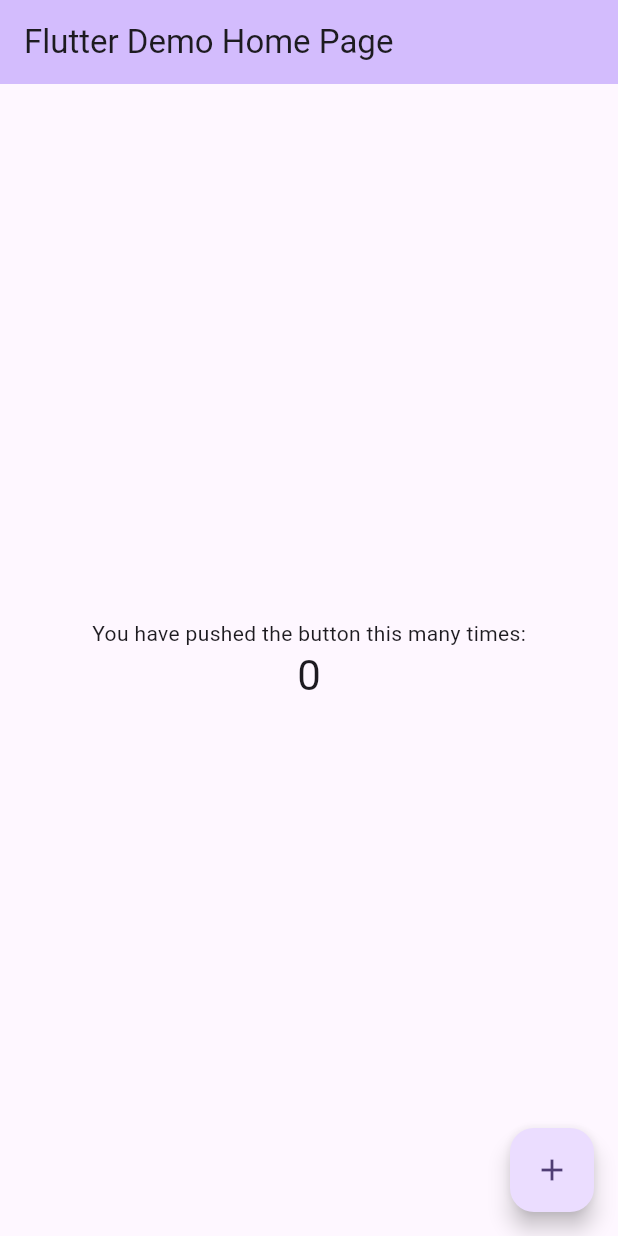
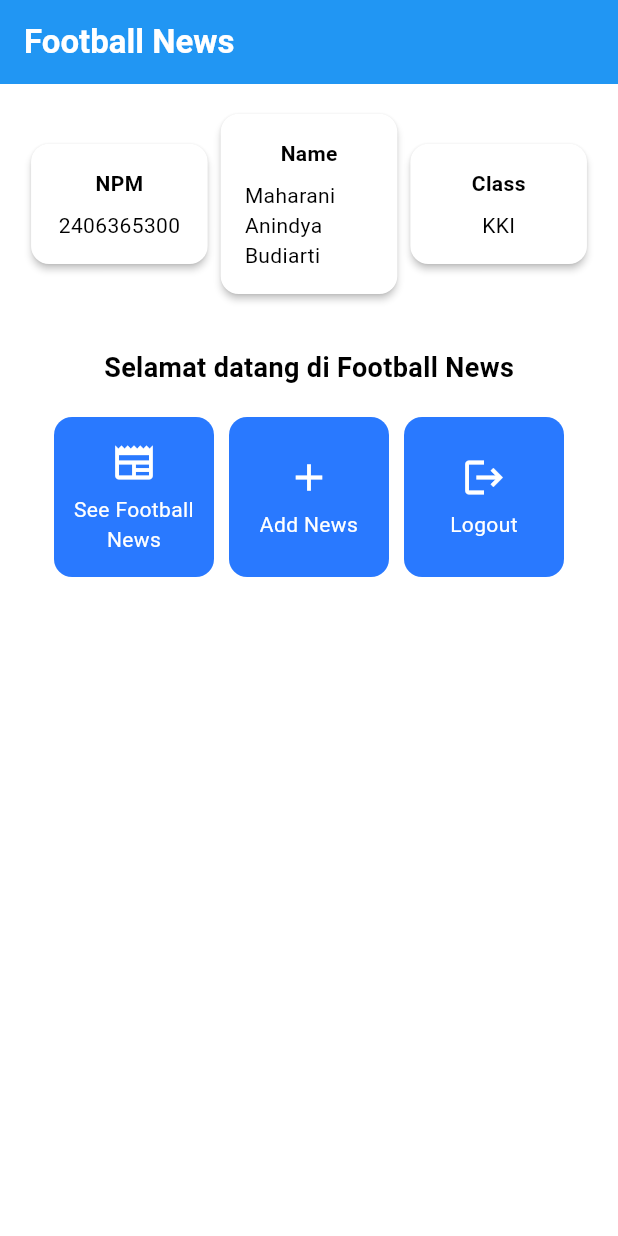
Before and after one commit to maharanianindya/football-news-mobile, a Flutter app: the screen it shows after launch, on a phone screen of 412 x 824 dp. Run offline on Flutter 3.47's test engine with Material 3 defaults, Android fonts, the phone set to English and light mode, and no system bars.

Commit message:
tutorial 6

```diff
--- a/lib/main.dart
+++ b/lib/main.dart
@@ -1,4 +1,5 @@
 import 'package:flutter/material.dart';
+import 'package:football_news/menu.dart';
 
 void main() {
   runApp(const MyApp());
@@ -28,95 +29,10 @@ class MyApp extends StatelessWidget {
         //
         // This works for code too, not just values: Most code changes can be
         // tested with just a hot reload.
-        colorScheme: ColorScheme.fromSeed(seedColor: Colors.deepPurple),
+         colorScheme: ColorScheme.fromSwatch(primarySwatch: Colors.blue)
+        .copyWith(secondary: Colors.blueAccent[400]),
       ),
-      home: const MyHomePage(title: 'Flutter Demo Home Page'),
+      home: MyHomePage(),
     );
   }
 }
-
-class MyHomePage extends StatefulWidget {
-  const MyHomePage({super.key, required this.title});
-
-  // This widget is the home page of your application. It is stateful, meaning
-  // that it has a State object (defined below) that contains fields that affect
-  // how it looks.
-
-  // This class is the configuration for the state. It holds the values (in this
-  // case the title) provided by the parent (in this case the App widget) and
-  // used by the build method of the State. Fields in a Widget subclass are
-  // always marked "final".
-
-  final String title;
-
-  @override
-  State<MyHomePage> createState() => _MyHomePageState();
-}
-
-class _MyHomePageState extends State<MyHomePage> {
-  int _counter = 0;
-
-  void _incrementCounter() {
-    setState(() {
-      // This call to setState tells the Flutter framework that something has
-      // changed in this State, which causes it to rerun the build method below
-      // so that the display can reflect the updated values. If we changed
-      // _counter without calling setState(), then the build method would not be
-      // called again, and so nothing would appear to happen.
-      _counter++;
-    });
-  }
-
-  @override
-  Widget build(BuildContext context) {
-    // This method is rerun every time setState is called, for instance as done
-    // by the _incrementCounter method above.
-    //
-    // The Flutter framework has been optimized to make rerunning build methods
-    // fast, so that you can just rebuild anything that needs updating rather
-    // than having to individually change instances of widgets.
-    return Scaffold(
-      appBar: AppBar(
-        // TRY THIS: Try changing the color here to a specific color (to
-        // Colors.amber, perhaps?) and trigger a hot reload to see the AppBar
-        // change color while the other colors stay the same.
-        backgroundColor: Theme.of(context).colorScheme.inversePrimary,
-        // Here we take the value from the MyHomePage object that was created by
-        // the App.build method, and use it to set our appbar title.
-        title: Text(widget.title),
-      ),
-      body: Center(
-        // Center is a layout widget. It takes a single child and positions it
-        // in the middle of the parent.
-        child: Column(
-          // Column is also a layout widget. It takes a list of children and
-          // arranges them vertically. By default, it sizes itself to fit its
-          // children horizontally, and tries to be as tall as its parent.
-          //
-          // Column has various properties to control how it sizes itself and
-          // how it positions its children. Here we use mainAxisAlignment to
-          // center the children vertically; the main axis here is the vertical
-          // axis because Columns are vertical (the cross axis would be
-          // horizontal).
-          //
-          // TRY THIS: Invoke "debug painting" (choose the "Toggle Debug Paint"
-          // action in the IDE, or press "p" in the console), to see the
-          // wireframe for each widget.
-          mainAxisAlignment: MainAxisAlignment.center,
-          children: <Widget>[
-            const Text('You have pushed the button this many times:'),
-            Text(
-              '$_counter',
-              style: Theme.of(context).textTheme.headlineMedium,
-            ),
-          ],
-        ),
-      ),
-      floatingActionButton: FloatingActionButton(
-        onPressed: _incrementCounter,
-        tooltip: 'Increment',
-        child: const Icon(Icons.add),
-      ), // This trailing comma makes auto-formatting nicer for build methods.
-    );
-  }
-}
--- /dev/null
+++ b/lib/menu.dart
@@ -0,0 +1,188 @@
+import 'package:flutter/material.dart';
+
+class MyHomePage extends StatelessWidget {
+  MyHomePage({super.key});
+
+    final String nama = "Maharani Anindya Budiarti";
+    final String npm = "2406365300";
+    final String kelas = "KKI";
+
+  final List<ItemHomepage> items = [
+    ItemHomepage("See Football News", Icons.newspaper),
+    ItemHomepage("Add News", Icons.add),
+    ItemHomepage("Logout", Icons.logout),
+  ];
+
+
+  @override
+    Widget build(BuildContext context) {
+    // Scaffold menyediakan struktur dasar halaman dengan AppBar dan body.
+    return Scaffold(
+      // AppBar adalah bagian atas halaman yang menampilkan judul.
+      appBar: AppBar(
+        // Judul aplikasi "Football News" dengan teks putih dan tebal.
+        title: const Text(
+          'Football News',
+          style: TextStyle(
+            color: Colors.white,
+            fontWeight: FontWeight.bold,
+          ),
+        ),
+        // Warna latar belakang AppBar diambil dari skema warna tema aplikasi.
+        backgroundColor: Theme.of(context).colorScheme.primary,
+      ),
+      // Body halaman dengan padding di sekelilingnya.
+      body: Padding(
+        padding: const EdgeInsets.all(16.0),
+        // Menyusun widget secara vertikal dalam sebuah kolom.
+        child: Column(
+          crossAxisAlignment: CrossAxisAlignment.center,
+          children: [
+            // Row untuk menampilkan 3 InfoCard secara horizontal.
+            Row(
+              mainAxisAlignment: MainAxisAlignment.spaceEvenly,
+              children: [
+                InfoCard(title: 'NPM', content: npm),
+                InfoCard(title: 'Name', content: nama),
+                InfoCard(title: 'Class', content: kelas),
+              ],
+            ),
+
+            // Memberikan jarak vertikal 16 unit.
+            const SizedBox(height: 16.0),
+
+            // Menempatkan widget berikutnya di tengah halaman.
+            Center(
+              child: Column(
+                // Menyusun teks dan grid item secara vertikal.
+
+                children: [
+                  // Menampilkan teks sambutan dengan gaya tebal dan ukuran 18.
+                  const Padding(
+                    padding: EdgeInsets.only(top: 16.0),
+                    child: Text(
+                      'Selamat datang di Football News',
+                      style: TextStyle(
+                        fontWeight: FontWeight.bold,
+                        fontSize: 18.0,
+                      ),
+                    ),
+                  ),
+
+                  // Grid untuk menampilkan ItemCard dalam bentuk grid 3 kolom.
+                  GridView.count(
+                    primary: true,
+                    padding: const EdgeInsets.all(20),
+                    crossAxisSpacing: 10,
+                    mainAxisSpacing: 10,
+                    crossAxisCount: 3,
+                    // Agar grid menyesuaikan tinggi kontennya.
+                    shrinkWrap: true,
+
+                    // Menampilkan ItemCard untuk setiap item dalam list items.
+                    children: items.map((ItemHomepage item) {
+                      return ItemCard(item);
+                    }).toList(),
+                  ),
+                ],
+              ),
+            ),
+          ],
+        ),
+      ),
+    );
+}
+}
+
+class InfoCard extends StatelessWidget {
+  // Kartu informasi yang menampilkan title dan content.
+
+  final String title;  // Judul kartu.
+  final String content;  // Isi kartu.
+
+  const InfoCard({super.key, required this.title, required this.content});
+
+  @override
+  Widget build(BuildContext context) {
+    return Card(
+      // Membuat kotak kartu dengan bayangan dibawahnya.
+      elevation: 2.0,
+      child: Container(
+        // Mengatur ukuran dan jarak di dalam kartu.
+        width: MediaQuery.of(context).size.width / 3.5, // menyesuaikan dengan lebar device yang digunakan.
+        padding: const EdgeInsets.all(16.0),
+        // Menyusun title dan content secara vertikal.
+        child: Column(
+          children: [
+            Text(
+              title,
+              style: const TextStyle(fontWeight: FontWeight.bold),
+            ),
+            const SizedBox(height: 8.0),
+            Text(content),
+          ],
+        ),
+      ),
+    );
+  }
+}
+
+class ItemCard extends StatelessWidget {
+  // Menampilkan kartu dengan ikon dan nama.
+
+  final ItemHomepage item;
+
+  const ItemCard(this.item, {super.key});
+
+  @override
+  Widget build(BuildContext context) {
+    return Material(
+      // Menentukan warna latar belakang dari tema aplikasi.
+      color: Theme.of(context).colorScheme.secondary,
+      // Membuat sudut kartu melengkung.
+      borderRadius: BorderRadius.circular(12),
+
+      child: InkWell(
+        // Aksi ketika kartu ditekan.
+        onTap: () {
+          // Menampilkan pesan SnackBar saat kartu ditekan.
+          ScaffoldMessenger.of(context)
+            ..hideCurrentSnackBar()
+            ..showSnackBar(
+              SnackBar(content: Text("Kamu telah menekan tombol ${item.name}!"))
+            );
+        },
+        // Container untuk menyimpan Icon dan Text
+        child: Container(
+          padding: const EdgeInsets.all(8),
+          child: Center(
+            child: Column(
+              // Menyusun ikon dan teks di tengah kartu.
+              mainAxisAlignment: MainAxisAlignment.center,
+              children: [
+                Icon(
+                  item.icon,
+                  color: Colors.white,
+                  size: 30.0,
+                ),
+                const Padding(padding: EdgeInsets.all(3)),
+                Text(
+                  item.name,
+                  textAlign: TextAlign.center,
+                  style: const TextStyle(color: Colors.white),
+                ),
+              ],
+            ),
+          ),
+        ),
+      ),
+    );
+  }
+}
+
+class ItemHomepage {
+ final String name;
+ final IconData icon;
+
+ ItemHomepage(this.name, this.icon);
+}
```
